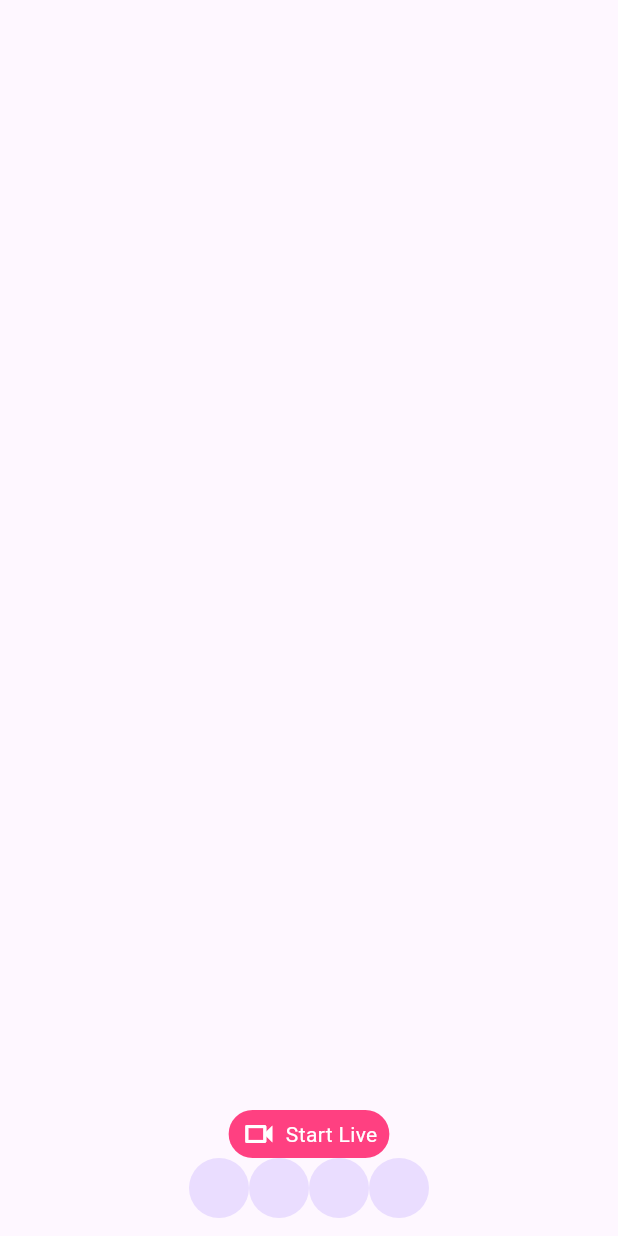
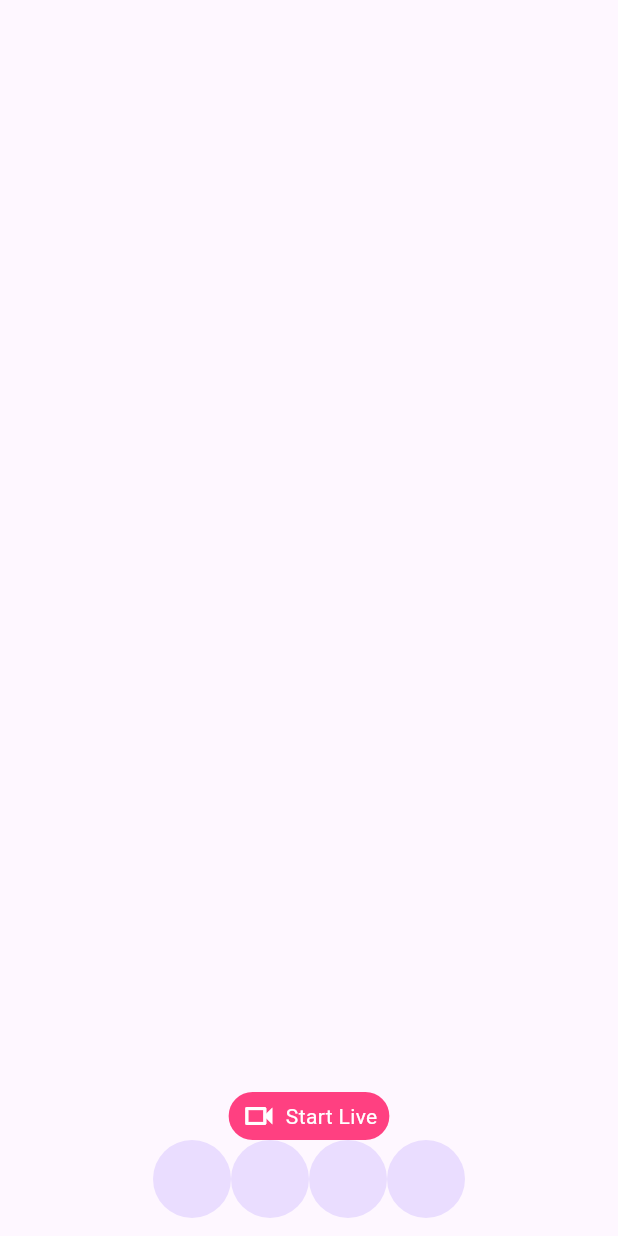
Before and after one commit to JAICHANGPARK/flutter_notebook_chapter_43, a Flutter app: the AiVideoHomePage screen opened directly, on a phone screen of 412 x 824 dp. Run offline on Flutter 3.47's test engine with Material 3 defaults, Android fonts, the phone set to English and light mode, and no system bars; our stand-ins replace gap, hugeicons, percent_indicator.

Commit message:
Update ai_video_home_page.dart

```diff
--- a/lib/ep2181_ai_video_chat_app/ui/ai_video_home_page.dart
+++ b/lib/ep2181_ai_video_chat_app/ui/ai_video_home_page.dart
@@ -55,10 +55,12 @@ class _AiVideoHomePageState extends State<AiVideoHomePage> {
                       ,
                       children: [
 
-                        CircleAvatar(),
-                        CircleAvatar(),
-                        CircleAvatar(),
-                        CircleAvatar(),
+                        CircleAvatar(
+                          radius: 26,
+                        ),
+                        CircleAvatar(radius: 26,),
+                        CircleAvatar(radius: 26,),
+                        CircleAvatar(radius: 26,),
                       ],
                     ),
                   )
```
